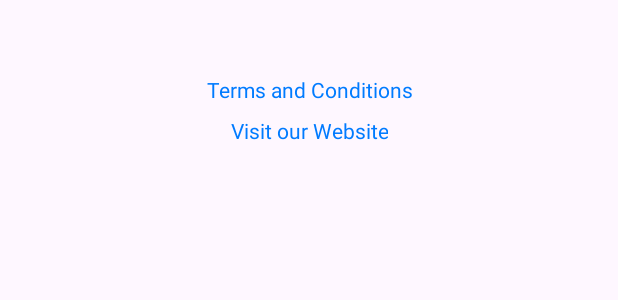
After one commit to maxistar/gitsy, an Android app: the layout dialog_about_box.xml on its own in the app's theme, with its tools: preview values and no code run, on a phone screen of 412 x 824 dp. The commit adds this screen. Shown: the top 300 px of the screen. Run offline under Robolectric (Android 15) with nearby library versions, the phone set to English and light mode, and no system bars.

Commit message:
add about box

```diff
--- a/app/build.gradle
+++ b/app/build.gradle
@@ -10,7 +10,7 @@ android {
         applicationId "me.maxistar.gitsync"
         minSdk 24
         versionCode 1
-        versionName "1.0"
+        versionName "0.0.1"
 
         testInstrumentationRunner "androidx.test.runner.AndroidJUnitRunner"
     }
--- a/app/src/main/AndroidManifest.xml
+++ b/app/src/main/AndroidManifest.xml
@@ -14,11 +14,14 @@
         android:theme="@style/Theme.GitSync">
         <activity
             android:name=".MainActivity"
-            android:exported="true">
+            android:exported="true"
+            android:screenOrientation="portrait"
+            >
             <intent-filter>
                 <action android:name="android.intent.action.MAIN" />
 
                 <category android:name="android.intent.category.LAUNCHER" />
+
             </intent-filter>
         </activity>
     </application>
--- /dev/null
+++ b/app/src/main/res/layout/dialog_about_box.xml
@@ -0,0 +1,44 @@
+<?xml version="1.0" encoding="utf-8"?>
+<LinearLayout xmlns:android="http://schemas.android.com/apk/res/android"
+    android:layout_width="match_parent"
+    android:layout_height="wrap_content"
+    android:orientation="vertical"
+    android:padding="16dp">
+
+    <TextView
+        android:id="@+id/app_info"
+        android:layout_width="wrap_content"
+        android:layout_height="wrap_content"
+        android:text=""
+        android:textSize="16sp"
+        android:layout_gravity="center_horizontal"
+        android:gravity="center"
+        android:paddingBottom="8dp" />
+
+    <TextView
+        android:id="@+id/terms_and_conditions"
+        android:layout_width="wrap_content"
+        android:layout_height="wrap_content"
+        android:text="Terms and Conditions"
+        android:textColor="@color/link_color"
+        android:textSize="14sp"
+        android:layout_gravity="center_horizontal"
+        android:gravity="center"
+        android:padding="4dp"
+        android:clickable="true"
+        android:focusable="true" />
+
+    <TextView
+        android:id="@+id/app_website"
+        android:layout_width="wrap_content"
+        android:layout_height="wrap_content"
+        android:text="Visit our Website"
+        android:textColor="@color/link_color"
+        android:textSize="14sp"
+        android:layout_gravity="center_horizontal"
+        android:gravity="center"
+        android:padding="4dp"
+        android:clickable="true"
+        android:focusable="true" />
+
+</LinearLayout>
--- a/app/src/main/res/values/colors.xml
+++ b/app/src/main/res/values/colors.xml
@@ -3,4 +3,5 @@
     <color name="black">#FF000000</color>
     <color name="white">#FFFFFFFF</color>
     <color name="colorIcon">#7F7F7F</color>
+    <color name="link_color">#007BFF</color>
 </resources>
```
Also changed, not shown: app/src/main/java/me/maxistar/gitsync/MainActivity.java (+45 -3 lines).
